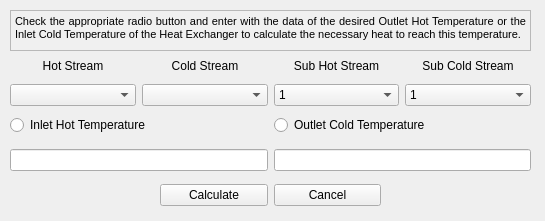
Before: the Qt Designer form interface/TempLoad.ui in CarlosTadeuVassoler/MPinch, drawn with Qt 5.
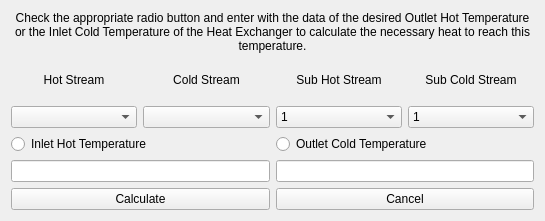
After: the same form once the commit is applied.

Patch:
```diff
--- a/interface/TempLoad.ui
+++ b/interface/TempLoad.ui
@@ -13,51 +13,21 @@
   <property name="windowTitle">
    <string>Form</string>
   </property>
-  <widget class="QWidget" name="horizontalLayoutWidget">
-   <property name="geometry">
-    <rect>
-     <x>10</x>
-     <y>80</y>
-     <width>521</width>
-     <height>31</height>
-    </rect>
-   </property>
-   <layout class="QHBoxLayout" name="horizontalLayout">
+  <layout class="QVBoxLayout" name="verticalLayout">
     <item>
-     <widget class="QComboBox" name="comboBox"/>
-    </item>
-    <item>
-     <widget class="QComboBox" name="comboBox_2"/>
-    </item>
-    <item>
-     <widget class="QComboBox" name="comboBox_3">
-      <item>
+    <widget class="QLabel" name="label">
        <property name="text">
-        <string>1</string>
-       </property>
-      </item>
-     </widget>
-    </item>
-    <item>
-     <widget class="QComboBox" name="comboBox_4">
-      <item>
-       <property name="text">
-        <string>1</string>
-       </property>
-      </item>
-     </widget>
-    </item>
-   </layout>
-  </widget>
-  <widget class="QWidget" name="horizontalLayoutWidget_2">
-   <property name="geometry">
-    <rect>
-     <x>10</x>
-     <y>50</y>
-     <width>521</width>
-     <height>31</height>
-    </rect>
-   </property>
+      <string>Check the appropriate radio button and enter with the data of the desired Outlet Hot Temperature or the Inlet Cold Temperature of the Heat Exchanger to calculate the necessary heat to reach this temperature.</string>
+     </property>
+     <property name="alignment">
+      <set>Qt::AlignCenter</set>
+     </property>
+     <property name="wordWrap">
+      <bool>true</bool>
+     </property>
+    </widget>
+   </item>
+   <item>
    <layout class="QHBoxLayout" name="horizontalLayout_2">
     <item>
      <widget class="QLabel" name="label_5">
@@ -100,16 +70,36 @@
      </widget>
     </item>
    </layout>
-  </widget>
-  <widget class="QWidget" name="horizontalLayoutWidget_3">
-   <property name="geometry">
-    <rect>
-     <x>10</x>
-     <y>110</y>
-     <width>521</width>
-     <height>31</height>
-    </rect>
-   </property>
+   </item>
+   <item>
+    <layout class="QHBoxLayout" name="horizontalLayout">
+     <item>
+      <widget class="QComboBox" name="comboBox"/>
+     </item>
+     <item>
+      <widget class="QComboBox" name="comboBox_2"/>
+     </item>
+     <item>
+      <widget class="QComboBox" name="comboBox_3">
+       <item>
+        <property name="text">
+         <string>1</string>
+        </property>
+       </item>
+      </widget>
+     </item>
+     <item>
+      <widget class="QComboBox" name="comboBox_4">
+       <item>
+        <property name="text">
+         <string>1</string>
+        </property>
+       </item>
+      </widget>
+     </item>
+    </layout>
+   </item>
+   <item>
    <layout class="QHBoxLayout" name="horizontalLayout_3">
     <item>
      <widget class="QRadioButton" name="radioButton_2">
@@ -126,16 +116,8 @@
      </widget>
     </item>
    </layout>
-  </widget>
-  <widget class="QWidget" name="horizontalLayoutWidget_4">
-   <property name="geometry">
-    <rect>
-     <x>10</x>
-     <y>140</y>
-     <width>521</width>
-     <height>41</height>
-    </rect>
-   </property>
+   </item>
+   <item>
    <layout class="QHBoxLayout" name="horizontalLayout_4">
     <item>
      <widget class="QLineEdit" name="lineEdit_2"/>
@@ -144,16 +126,8 @@
      <widget class="QLineEdit" name="lineEdit"/>
     </item>
    </layout>
-  </widget>
-  <widget class="QWidget" name="horizontalLayoutWidget_5">
-   <property name="geometry">
-    <rect>
-     <x>160</x>
-     <y>180</y>
-     <width>221</width>
-     <height>31</height>
-    </rect>
-   </property>
+   </item>
+   <item>
    <layout class="QHBoxLayout" name="horizontalLayout_5">
     <item>
      <widget class="QPushButton" name="pushButton">
@@ -170,24 +144,8 @@
      </widget>
     </item>
    </layout>
-  </widget>
-  <widget class="QTextEdit" name="textEdit">
-   <property name="geometry">
-    <rect>
-     <x>10</x>
-     <y>10</y>
-     <width>521</width>
-     <height>41</height>
-    </rect>
-   </property>
-   <property name="html">
-    <string>&lt;!DOCTYPE HTML PUBLIC &quot;-//W3C//DTD HTML 4.0//EN&quot; &quot;http://www.w3.org/TR/REC-html40/strict.dtd&quot;&gt;
-&lt;html&gt;&lt;head&gt;&lt;meta name=&quot;qrichtext&quot; content=&quot;1&quot; /&gt;&lt;style type=&quot;text/css&quot;&gt;
-p, li { white-space: pre-wrap; }
-&lt;/style&gt;&lt;/head&gt;&lt;body style=&quot; font-family:'MS Shell Dlg 2'; font-size:8.25pt; font-weight:400; font-style:normal;&quot; bgcolor=&quot;#f0f0f0&quot;&gt;
-&lt;p align=&quot;justify&quot; style=&quot; margin-top:0px; margin-bottom:0px; margin-left:0px; margin-right:0px; -qt-block-indent:0; text-indent:0px;&quot;&gt;Check the appropriate radio button and enter with the data of the desired Outlet Hot Temperature or the Inlet Cold Temperature of the Heat Exchanger to calculate the necessary heat to reach this temperature.&lt;/p&gt;&lt;/body&gt;&lt;/html&gt;</string>
-   </property>
-  </widget>
+   </item>
+  </layout>
  </widget>
  <resources/>
  <connections/>
```
Lines whose indentation alone changed are shown as unchanged.
